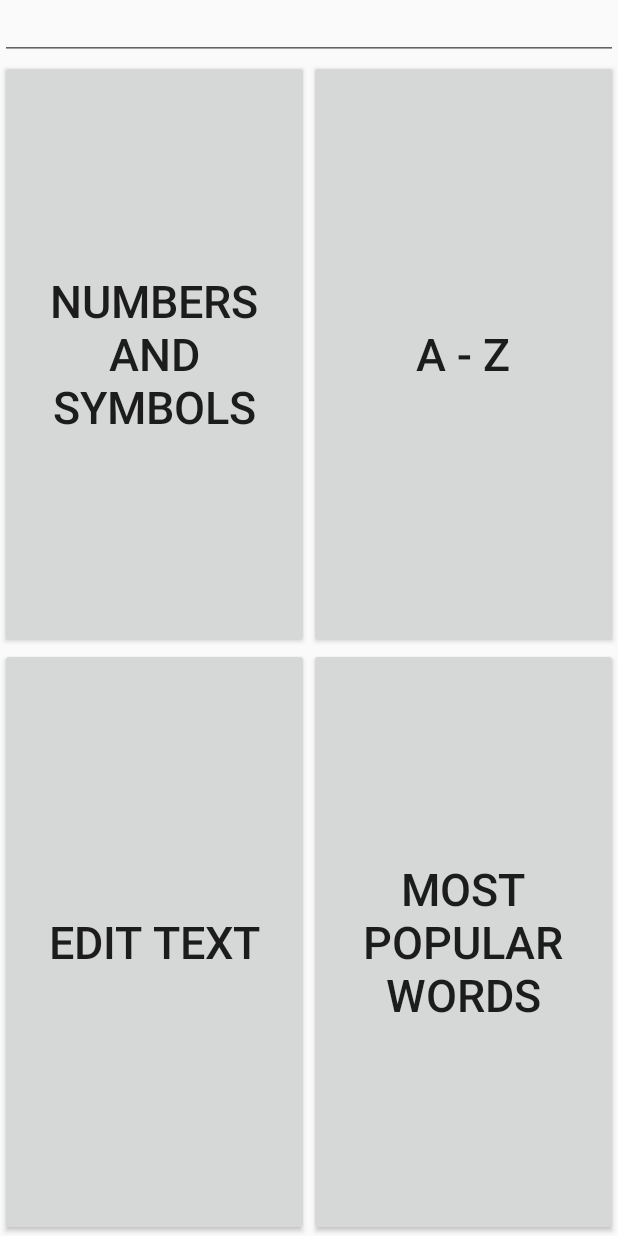
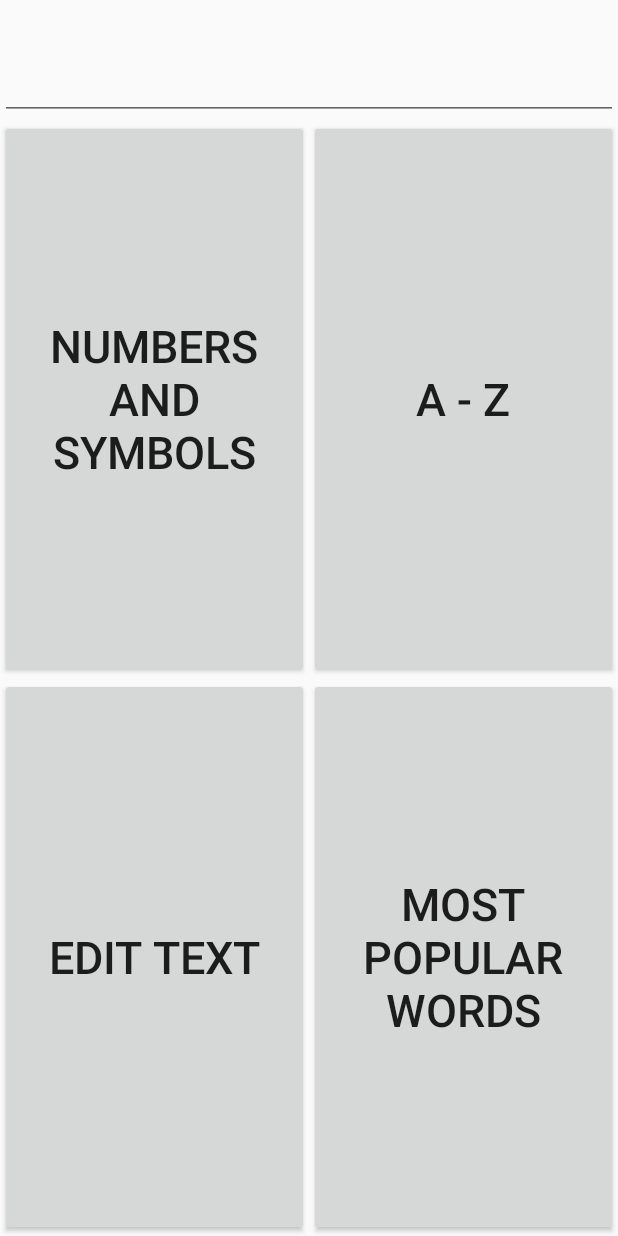
Before and after one commit to cmpercy/COMP580Proto, an Android app: the screen it shows after launch (MainActivity), on a phone screen of 412 x 824 dp. Run offline under Robolectric (Android 15) with nearby library versions, the phone set to English and light mode, and no system bars.

Commit message:
changed TextEdit size, added spacebar on select

```diff
--- a/app/src/main/java/edu/unc/miller/comp580proto/RadialActivity.java
+++ b/app/src/main/java/edu/unc/miller/comp580proto/RadialActivity.java
@@ -158,6 +158,8 @@ public class RadialActivity extends AppCompatActivity {
             case MotionEvent.ACTION_UP:
                 //If you lift up on the central select button, return to the previous AtoZ screen
                 if(centralRegion.checkBounds(e.getRawX(),e.getRawY())){
+                    appendUserString(" ");
+                    print(" ");
                     Intent intent = new Intent(this, AToZActivity.class);
                     startActivity(intent);
                 }
--- a/app/src/main/java/edu/unc/miller/comp580proto/Vars.java
+++ b/app/src/main/java/edu/unc/miller/comp580proto/Vars.java
@@ -9,7 +9,7 @@ public class Vars {
     public static final int RADIAL_RADIUS = 325;
     public static final float EXTERIOR_BUTTON_WIDTH = 150;
     public static final float EXTERIOR_BUTTON_HEIGHT = 100;
-    public static final float EDITABLE_TEXT_BOX_HEIGHT = 40;
+    public static final float EDITABLE_TEXT_BOX_HEIGHT = 80;
     public static final long  TRANSITION_HOLD_TIME = 750;       //in ms
 
 
--- a/app/src/main/res/values/dimens.xml
+++ b/app/src/main/res/values/dimens.xml
@@ -5,7 +5,7 @@
     <dimen name="fab_margin">16dp</dimen>
     <dimen name="main_activity_button_text_size">30sp</dimen>
     <dimen name="activity_margin_top">20dp</dimen>
-    <dimen name="editable_text_box_height">40dp</dimen>
+    <dimen name="editable_text_box_height">80dp</dimen>
     <dimen name="exterior_buttons_width">150dp</dimen>
     <dimen name="exterior_buttons_height">100dp</dimen>
     <dimen name="exterior_buttons_text_size">12sp</dimen>
```
